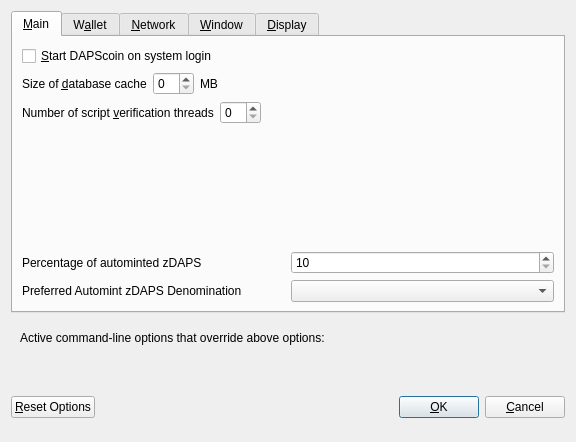
Old version of the form src/qt/forms/optionsdialog.ui in the repository pedrorv0106/DAPS.
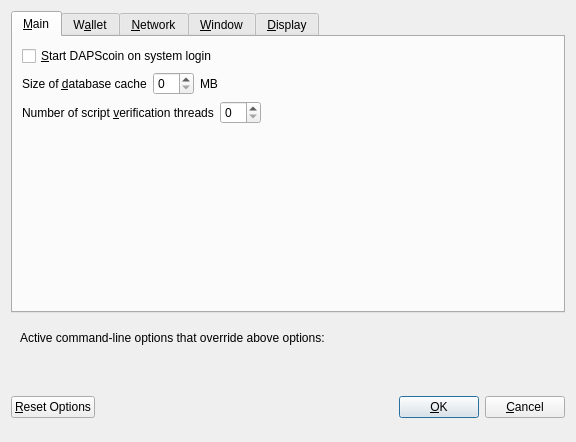
New version of the form. The open tabs and pages were chosen to show the change. Custom widgets are drawn as their Qt base class.

Commit message: Remove zDAPS from old OptionsDialog.ui

What changed in the file:
```diff
--- a/src/qt/forms/optionsdialog.ui
+++ b/src/qt/forms/optionsdialog.ui
@@ -130,72 +130,6 @@
          </property>
         </spacer>
        </item>
-       <item>
-        <layout class="QHBoxLayout" name="horizontalLayout_3">
-         <item>
-          <widget class="QLabel" name="percentage_label">
-           <property name="toolTip">
-            <string>Percentage of incoming DAPS which get automatically converted to zDAPS via Zerocoin Protocol (min: 10%)</string>
-           </property>
-           <property name="text">
-            <string>Percentage of autominted zDAPS</string>
-           </property>
-          </widget>
-         </item>
-         <item>
-          <widget class="QSpinBox" name="zeromintPercentage">
-           <property name="minimum">
-            <number>10</number>
-           </property>
-           <property name="maximum">
-            <number>100</number>
-           </property>
-          </widget>
-         </item>
-        </layout>
-       </item>
-       <item>
-        <layout class="QHBoxLayout" name="horizontalLayout" stretch="0,0">
-         <property name="sizeConstraint">
-          <enum>QLayout::SetFixedSize</enum>
-         </property>
-         <item>
-          <widget class="QLabel" name="labelPreferredDenom">
-           <property name="maximumSize">
-            <size>
-             <width>16777215</width>
-             <height>16777215</height>
-            </size>
-           </property>
-           <property name="toolTip">
-            <string>Wait with automatic conversion to Zerocoin until enough DAPS for this denomination is available</string>
-           </property>
-           <property name="text">
-            <string>Preferred Automint zDAPS Denomination</string>
-           </property>
-          </widget>
-         </item>
-         <item>
-          <widget class="QComboBox" name="preferredDenom">
-           <property name="maximumSize">
-            <size>
-             <width>16777215</width>
-             <height>27</height>
-            </size>
-           </property>
-           <property name="toolTip">
-            <string>Wait with automatic conversion to Zerocoin until enough DAPS for this denomination is available</string>
-           </property>
-           <property name="maxVisibleItems">
-            <number>9</number>
-           </property>
-           <property name="maxCount">
-            <number>9</number>
-           </property>
-          </widget>
-         </item>
-        </layout>
-       </item>
       </layout>
      </widget>
      <widget class="QWidget" name="tabWallet">
```
